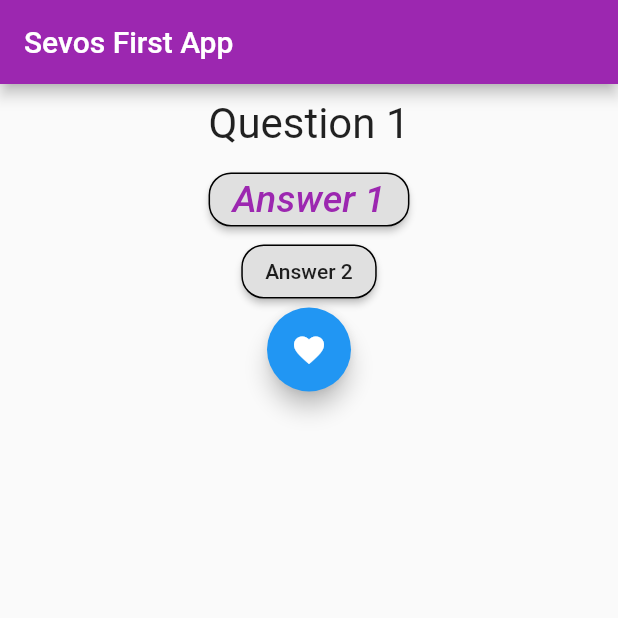
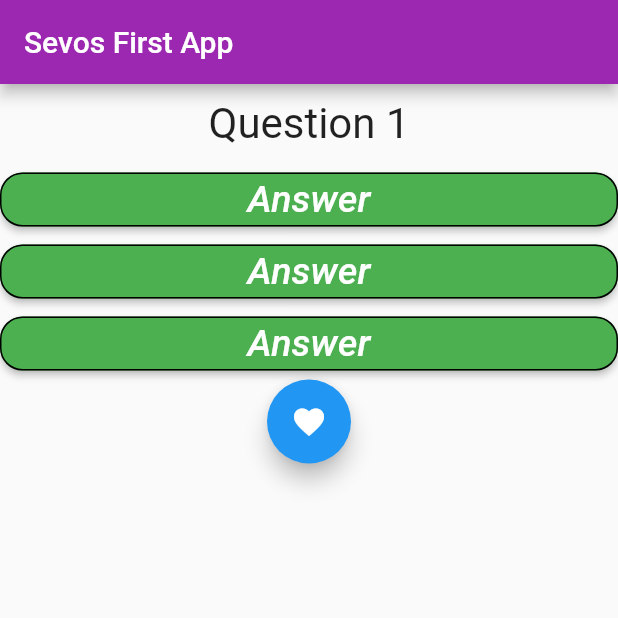
Before and after one commit to sevilayagil/FlutterApp, a Flutter app: the screen it shows after launch, on a phone screen of 412 x 824 dp, the top half of it. Run offline on Flutter 3.47's test engine with Material 2 defaults, Android fonts, the phone set to English and light mode, and no system bars; Roboto replaces fonts that are missing (Google Sans).

Commit message:
answer.dart added and minor changes

```diff
--- /dev/null
+++ b/lib/answer.dart
@@ -0,0 +1,28 @@
+import 'package:flutter/material.dart';
+
+class Answer extends StatelessWidget {
+  final Function selectHandler;
+
+  Answer(this.selectHandler);
+  @override
+  Widget build(BuildContext context) {
+    return Container(
+      width: double.infinity,
+      child: RaisedButton(
+        onPressed: selectHandler,
+        color: Colors.green,
+        textColor: Colors.white,
+        child: Text(
+          'Answer',
+          style: TextStyle(
+              fontWeight: FontWeight.w500,
+              fontFamily: "Google Sans",
+              fontStyle: FontStyle.italic,
+              fontSize: 25),
+        ),
+        shape: OutlineInputBorder(
+            borderRadius: BorderRadius.all(Radius.circular(15))),
+      ),
+    );
+  }
+}
--- a/lib/main.dart
+++ b/lib/main.dart
@@ -1,5 +1,6 @@
 import 'package:flutter/material.dart';
 import './question.dart';
+import './answer.dart';
 
 void main() => runApp(MyCoolApp());
 
@@ -31,26 +32,9 @@ class _MyCoolAppState extends State<MyCoolApp> {
           Question(
             questions[_questionIndex],
           ),
-          RaisedButton(
-            onPressed: _answerQuestions,
-            child: Text(
-              'Answer 1',
-              style: TextStyle(
-                  color: Colors.purple,
-                  fontWeight: FontWeight.w500,
-                  fontFamily: "Google Sans",
-                  fontStyle: FontStyle.italic,
-                  fontSize: 25),
-            ),
-            shape: OutlineInputBorder(
-                borderRadius: BorderRadius.all(Radius.circular(15))),
-          ),
-          RaisedButton(
-            onPressed: _answerQuestions,
-            child: Text('Answer 2'),
-            shape: OutlineInputBorder(
-                borderRadius: BorderRadius.all(Radius.circular(15))),
-          ),
+          Answer(_answerQuestions),
+          Answer(_answerQuestions),
+          Answer(_answerQuestions),
           FloatingActionButton(
             onPressed: _answerQuestions,
             child: Icon(Icons.favorite),
```
